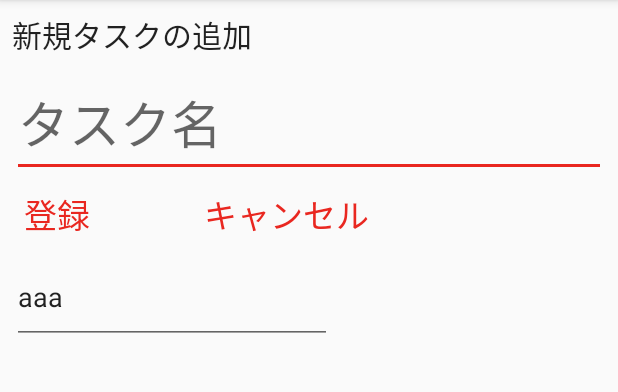
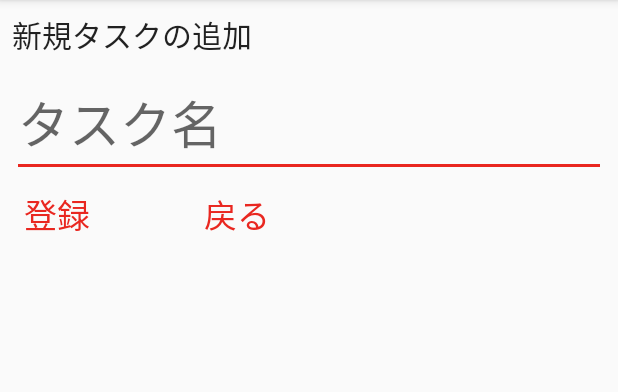
Before and after one commit to mochoi999/Pomer, an Android app: the RegisterTaskActivity screen opened directly, with no data from a screen before it, on a phone screen of 412 x 824 dp, the part 84-476 px from its top. Run offline under Robolectric (Android 15) with nearby library versions, the phone set to English and light mode, and no system bars; our stand-ins replace data binding.

Commit message:
不要なコードを削除

```diff
--- a/app/src/main/java/com/mochoi/pomer/model/TaskRegisterService.java
+++ b/app/src/main/java/com/mochoi/pomer/model/TaskRegisterService.java
@@ -17,7 +17,6 @@ public class TaskRegisterService {
     public void register(TaskRO task){
 
         Number maxid = realm.where(TaskRO.class).max("id");
-        Log.d("TEST","---------"+maxid);
         if (maxid == null){
             maxid = 0;
         }
--- a/app/src/main/java/com/mochoi/pomer/view/RegisterTaskActivity.java
+++ b/app/src/main/java/com/mochoi/pomer/view/RegisterTaskActivity.java
@@ -21,13 +21,8 @@ public class RegisterTaskActivity extends BaseActivity implements RegisterTaskNa
         super.onCreate(savedInstanceState);
 
         RegisterTaskBinding registerTaskBinding = DataBindingUtil.setContentView(this, R.layout.register_task);
-//        registerTaskVM.task.set(new Task());
         registerTaskVM.task.set(new Task());;
-        ObservableField<String> aaa = new ObservableField<>();
-        aaa.set("aaa");
-        registerTaskVM.aaa = aaa;
-
-                registerTaskVM.setNavigator(this);
+        registerTaskVM.setNavigator(this);
         registerTaskBinding.setTaskVM(registerTaskVM);//layoutのnameにセット
 
     }
--- a/app/src/main/java/com/mochoi/pomer/viewmodel/RegisterTaskVM.java
+++ b/app/src/main/java/com/mochoi/pomer/viewmodel/RegisterTaskVM.java
@@ -9,7 +9,6 @@ import com.mochoi.pomer.model.TaskRegisterService;
 public class RegisterTaskVM {
 
     public final ObservableField<Task> task = new ObservableField<>();
-    public ObservableField<String> aaa = new ObservableField<>();
     public RegisterTaskNavigator navigator;
 
     public void setNavigator(RegisterTaskNavigator navigator){
@@ -19,9 +18,6 @@ public class RegisterTaskVM {
     public void register(){
         TaskRO taskRO = new TaskRO();
         taskRO.taskName = task.get().taskName;
-
-        Log.d("TEST","---"+task.get().taskName);
-
         new TaskRegisterService().register(taskRO);
 
     }
--- a/app/src/main/res/layout/register_task.xml
+++ b/app/src/main/res/layout/register_task.xml
@@ -58,23 +58,12 @@
             android:layout_width="wrap_content"
             android:layout_height="wrap_content"
             android:layout_marginStart="76dp"
-            android:text="キャンセル"
             android:onClick="@{()->taskVM.backActivity()}"
+            android:text="戻る"
+            android:textAppearance="@style/TextAppearance.AppCompat.Large"
             android:textColor="@color/colorAccent"
-            android:textAppearance="@style/TextAppearance.AppCompat.Large"
             app:layout_constraintStart_toEndOf="@+id/register_task"
             app:layout_constraintTop_toTopOf="@+id/register_task" />
 
-        <EditText
-            android:id="@+id/editText"
-            android:layout_width="wrap_content"
-            android:layout_height="62dp"
-            android:layout_marginStart="8dp"
-            android:layout_marginTop="8dp"
-            android:ems="10"
-            android:inputType="textPersonName"
-            android:text="@={taskVM.aaa}"
-            app:layout_constraintStart_toStartOf="parent"
-            app:layout_constraintTop_toBottomOf="@+id/register_task" />
     </android.support.constraint.ConstraintLayout>
 </layout>
```
